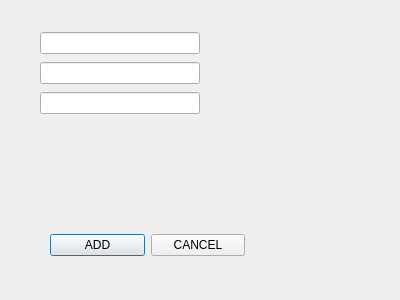
Old version of the form ui/newUserDialog.ui in the repository dake0805/ExperimentFileNameGenerater.
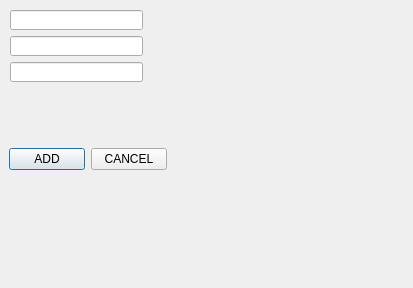
New version of the form.

```diff
--- a/ui/newUserDialog.ui
+++ b/ui/newUserDialog.ui
@@ -6,8 +6,8 @@
    <rect>
     <x>0</x>
     <y>0</y>
-    <width>400</width>
-    <height>300</height>
+    <width>413</width>
+    <height>288</height>
    </rect>
   </property>
   <property name="windowTitle">
@@ -16,10 +16,10 @@
   <widget class="QWidget" name="layoutWidget">
    <property name="geometry">
     <rect>
-     <x>50</x>
-     <y>230</y>
-     <width>195</width>
-     <height>30</height>
+     <x>9</x>
+     <y>147</y>
+     <width>158</width>
+     <height>25</height>
     </rect>
    </property>
    <layout class="QHBoxLayout" name="horizontalLayout">
@@ -39,26 +39,35 @@
     </item>
    </layout>
   </widget>
-  <widget class="QWidget" name="verticalLayoutWidget">
+  <widget class="QLineEdit" name="class_id">
    <property name="geometry">
     <rect>
-     <x>40</x>
-     <y>30</y>
-     <width>160</width>
-     <height>88</height>
+     <x>10</x>
+     <y>62</y>
+     <width>133</width>
+     <height>20</height>
     </rect>
    </property>
-   <layout class="QVBoxLayout" name="verticalLayout">
-    <item>
-     <widget class="QLineEdit" name="name"/>
-    </item>
-    <item>
-     <widget class="QLineEdit" name="student_id"/>
-    </item>
-    <item>
-     <widget class="QLineEdit" name="class_id"/>
-    </item>
-   </layout>
+  </widget>
+  <widget class="QLineEdit" name="student_id">
+   <property name="geometry">
+    <rect>
+     <x>10</x>
+     <y>36</y>
+     <width>133</width>
+     <height>20</height>
+    </rect>
+   </property>
+  </widget>
+  <widget class="QLineEdit" name="name">
+   <property name="geometry">
+    <rect>
+     <x>10</x>
+     <y>10</y>
+     <width>133</width>
+     <height>20</height>
+    </rect>
+   </property>
   </widget>
  </widget>
  <resources/>
```
